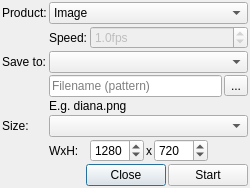
Above: src/export/export_image_dialog.ui from metno/diana before the change. Below: the same form after it.
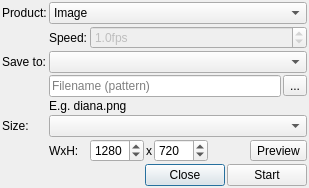
That is the form after the change.

Commit message: add preview to export image dialog

Patch:
```diff
--- a/src/export/export_image_dialog.ui
+++ b/src/export/export_image_dialog.ui
@@ -204,6 +204,13 @@
        </property>
       </spacer>
      </item>
+     <item>
+      <widget class="QToolButton" name="buttonPreview">
+       <property name="text">
+        <string>Preview</string>
+       </property>
+      </widget>
+     </item>
     </layout>
    </item>
    <item row="6" column="0">
```
Left out of the diff: 18 changed lines with no effect on the pictures. The commit also changes 7 other files.
